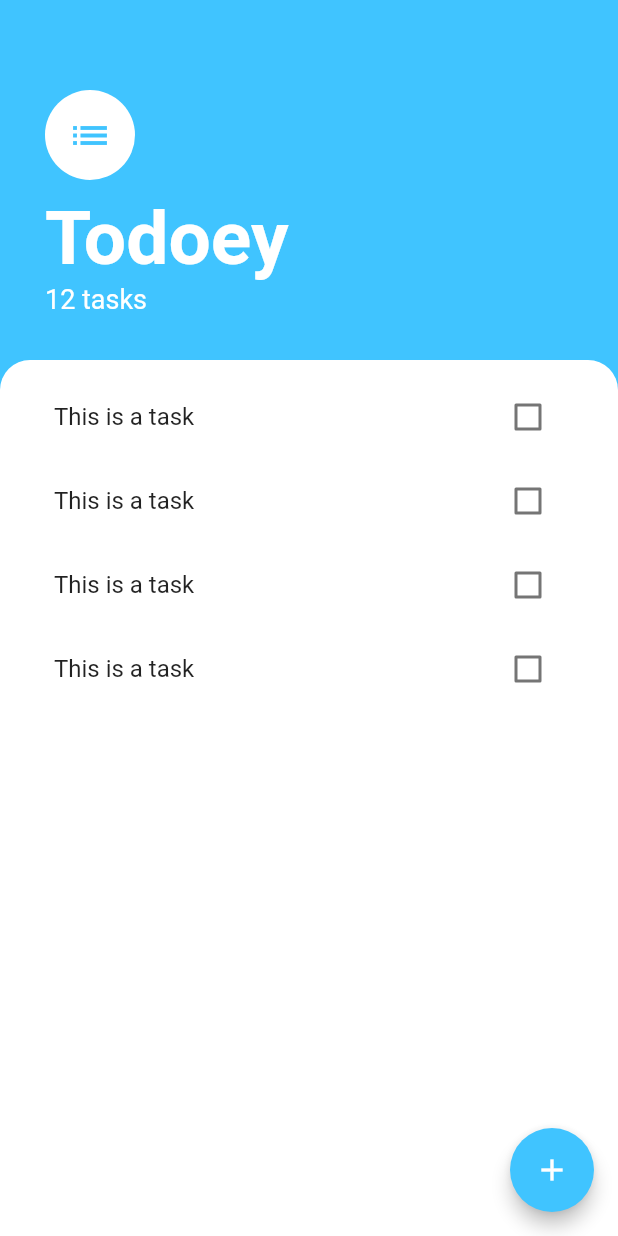
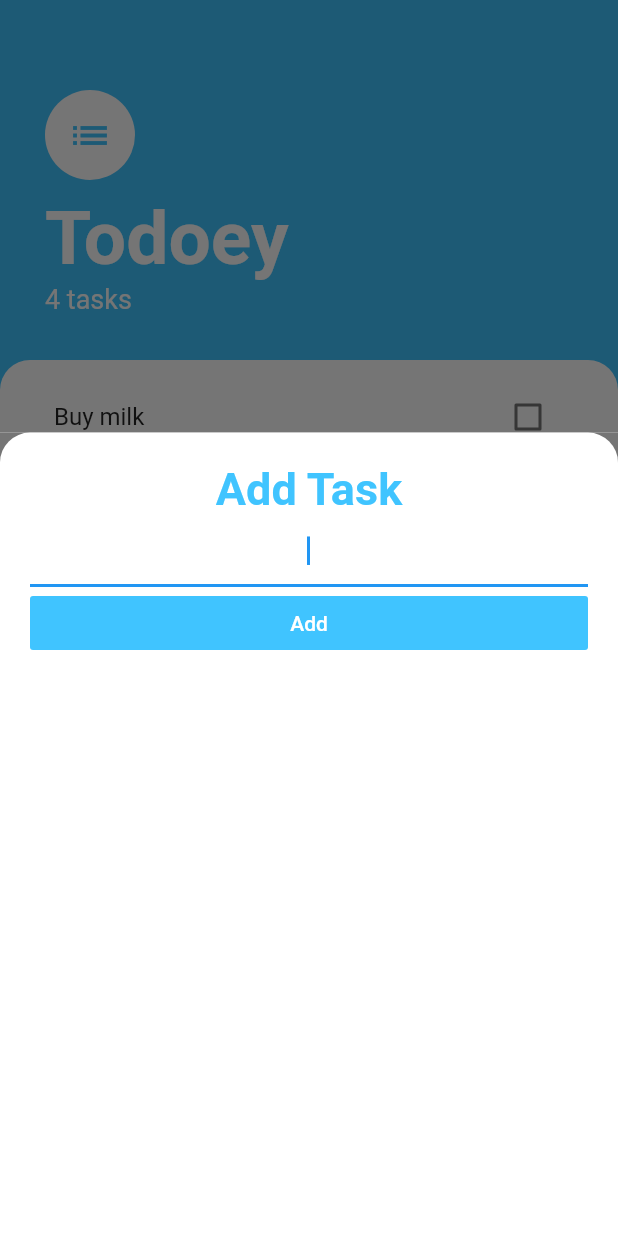
Before and after one commit to didierganthier/todoey, a Flutter app: the screen it shows after launch, after a tap on the "add" icon, on a phone screen of 412 x 824 dp. Run offline on Flutter 3.47's test engine with Material 2 defaults, Android fonts, the phone set to English and light mode, and no system bars.

Commit message:
Challenge Completed without Provider

```diff
--- /dev/null
+++ b/lib/models/task.dart
@@ -0,0 +1,10 @@
+class Task{
+  final String name;
+  bool isDone;
+
+  Task({this.name, this.isDone = false});
+
+  void toggleDone(){
+    isDone = !isDone;
+  }
+}
--- /dev/null
+++ b/lib/screens/add_task_screen.dart
@@ -0,0 +1,56 @@
+import 'package:flutter/material.dart';
+
+class AddTaskScreen extends StatelessWidget{
+
+  final Function addTaskCallback;
+
+  AddTaskScreen(this.addTaskCallback);
+
+  @override
+  Widget build(BuildContext context) {
+    String newTaskTitle;
+    return Container(
+      color: Color(0xff757575),
+      child: Container(
+        padding: EdgeInsets.all(20.0),
+        decoration: BoxDecoration(
+          color: Colors.white,
+          borderRadius: BorderRadius.only(
+            topRight: Radius.circular(20.0),
+            topLeft: Radius.circular(20.0)
+          )
+        ),
+        child: Column(
+          crossAxisAlignment: CrossAxisAlignment.stretch,
+          children: <Widget>[
+            Text('Add Task',
+            textAlign: TextAlign.center,
+            style: TextStyle(
+               color: Colors.lightBlueAccent,
+               fontSize: 30.0,
+              fontWeight: FontWeight.bold
+              ),
+            ),
+            TextField(
+              autofocus: true,
+              textAlign: TextAlign.center,
+              onChanged: (newText){
+                newTaskTitle = newText;
+              },
+            ),
+            FlatButton(
+              onPressed: (){
+                addTaskCallback(newTaskTitle);
+              },
+              child: Text('Add',
+              style: TextStyle(
+                 color: Colors.white
+                ),
+              ),
+              color: Colors.lightBlueAccent,)
+          ],
+        ),
+      ),
+    );
+  }
+}
--- a/lib/screens/tasks_screen.dart
+++ b/lib/screens/tasks_screen.dart
@@ -1,8 +1,22 @@
 import 'package:flutter/cupertino.dart';
 import 'package:flutter/material.dart';
+import 'package:todoey/models/task.dart';
+import 'package:todoey/screens/add_task_screen.dart';
 import 'package:todoey/widgets/tasks_list.dart';
 
-class TasksScreen extends StatelessWidget {
+class TasksScreen extends StatefulWidget {
+  @override
+  _TasksScreenState createState() => _TasksScreenState();
+}
+
+class _TasksScreenState extends State<TasksScreen> {
+  List<Task> tasks = [
+    Task(name: 'Buy milk'),
+    Task(name: 'Buy eggs'),
+    Task(name: 'Buy bread'),
+    Task(name: 'Walk the dog')
+  ];
+
   @override
   Widget build(BuildContext context) {
     return Scaffold(
@@ -12,7 +26,21 @@ class TasksScreen extends StatelessWidget {
         elevation: 5.0,
         child: Icon(Icons.add, color: Colors.white,),
         onPressed: (){
-
+          showModalBottomSheet(
+              isScrollControlled: true,
+              context: context,
+              builder: (context) => FractionallySizedBox(
+                heightFactor: 0.65,
+                child: AddTaskScreen(
+                    (newValue){
+                      setState(() {
+                        tasks.add(Task(name: newValue, isDone: false));
+                      });
+                      Navigator.pop(context);
+                    }
+                ),
+              )
+          );
         },
       ),
       body: Column(
@@ -36,7 +64,7 @@ class TasksScreen extends StatelessWidget {
                   fontWeight: FontWeight.w700
                   ),
                 ),
-                Text('12 tasks',
+                Text('${tasks.length.toString()} tasks',
                 style: TextStyle(
                     color: Colors.white,
                     fontSize: 18.0,
@@ -52,7 +80,7 @@ class TasksScreen extends StatelessWidget {
                   color: Colors.white,
                   borderRadius: BorderRadius.only(topLeft: Radius.circular(20.0), topRight: Radius.circular(20.0))
               ),
-              child: TasksList(),
+              child: TasksList(tasks: tasks),
             ),
           )
         ],
--- a/lib/widgets/task_tile.dart
+++ b/lib/widgets/task_tile.dart
@@ -1,9 +1,26 @@
 import 'package:flutter/material.dart';
 
-class TaskTile extends StatelessWidget {
+class TaskTile extends StatelessWidget{
+  final bool isChecked;
+  final String taskTitle;
+  final Function checkboxCallback;
+
+  TaskTile({this.isChecked, this.taskTitle, this.checkboxCallback});
 
   @override
   Widget build(BuildContext context) {
-    return ListTile(title: Text('This is a task'), trailing: Checkbox(value: false, onChanged: (value){}),);
+    return ListTile(
+      title: Text(
+          taskTitle,
+        style: TextStyle(
+          decoration: isChecked? TextDecoration.lineThrough : null
+        ),
+      ),
+      trailing: Checkbox(
+        value: isChecked,
+        onChanged: checkboxCallback,
+        activeColor: Colors.lightBlueAccent,
+      )
+    );
   }
 }
--- a/lib/widgets/tasks_list.dart
+++ b/lib/widgets/tasks_list.dart
@@ -1,17 +1,32 @@
 import 'package:flutter/material.dart';
+import 'package:todoey/models/task.dart';
 import 'package:todoey/widgets/task_tile.dart';
 
-class TasksList extends StatelessWidget {
+class TasksList extends StatefulWidget {
+
+  final List<Task> tasks;
+
+  TasksList({this.tasks});
 
   @override
+  _TasksListState createState() => _TasksListState();
+}
+
+class _TasksListState extends State<TasksList> {
+  @override
   Widget build(BuildContext context) {
-    return ListView(
-      children: <Widget>[
-        TaskTile(),
-        TaskTile(),
-        TaskTile(),
-        TaskTile()
-      ],
+    return ListView.builder(itemBuilder: (context, index){
+      return TaskTile(
+          taskTitle: widget.tasks[index].name,
+          isChecked: widget.tasks[index].isDone,
+          checkboxCallback: (checkboxState){
+            setState(() {
+              widget.tasks[index].toggleDone();
+            });
+          }
+      );
+    },
+      itemCount: widget.tasks.length
     );
   }
 }
```
